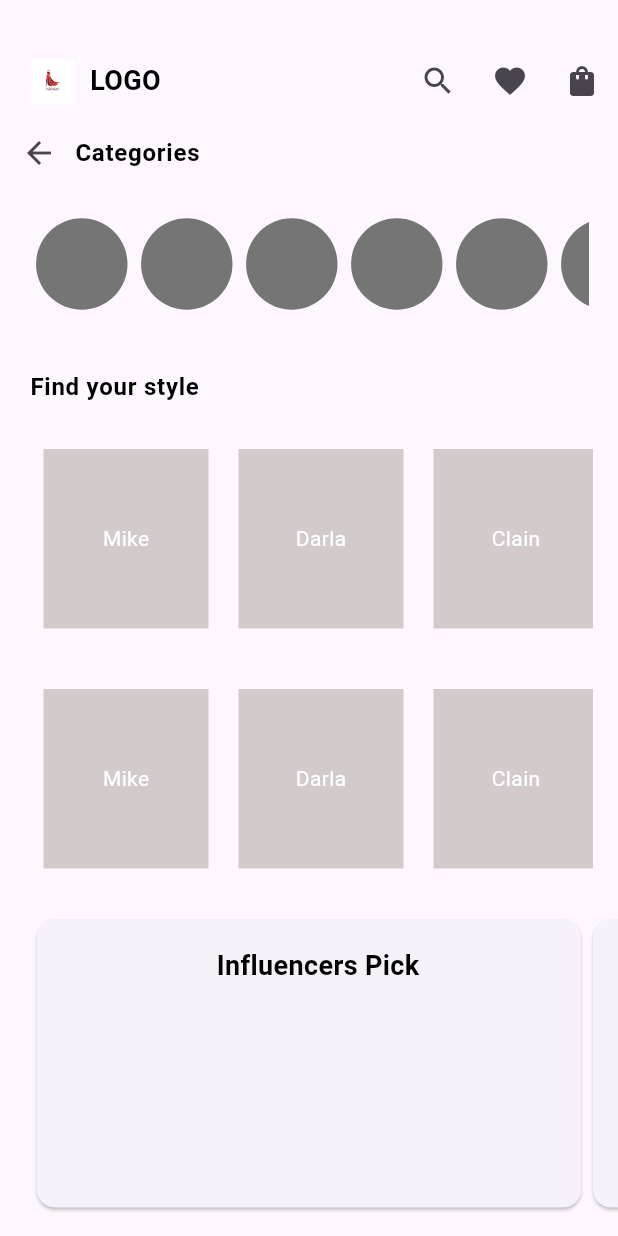
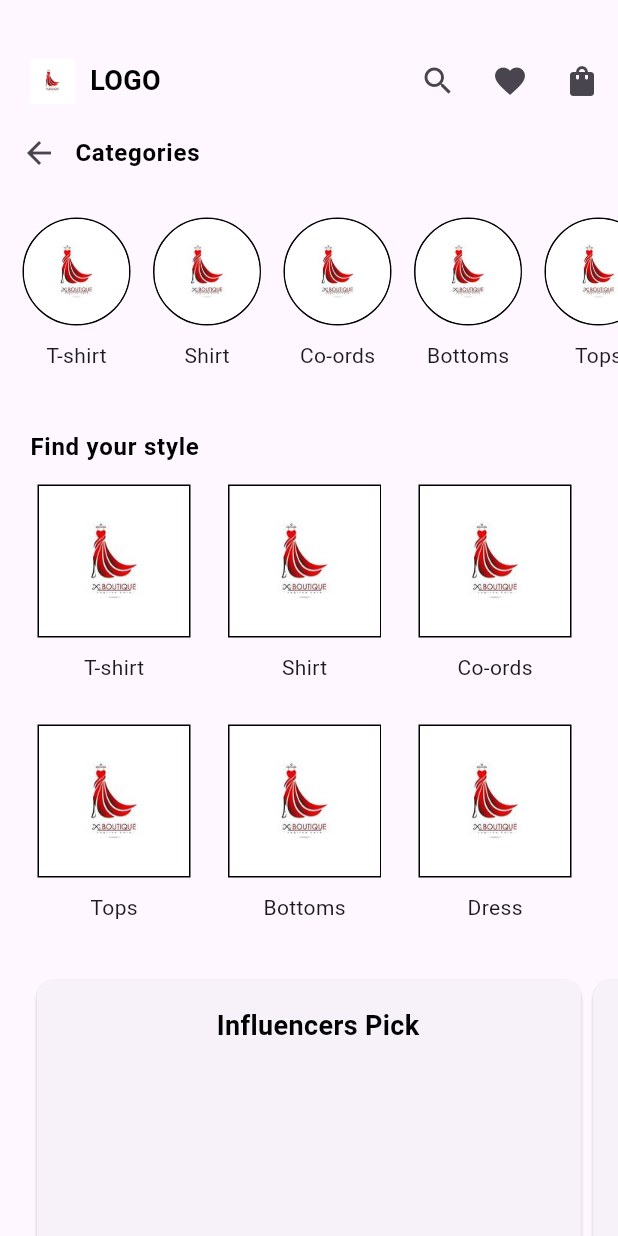
Before and after one commit to snehalshirke/onyx, a Flutter app: the HomeScreen screen opened by its route, on a phone screen of 412 x 824 dp. Run offline on Flutter 3.47's test engine with Material 3 defaults, Android fonts, the phone set to English and light mode, and no system bars; our stand-ins replace another_flushbar, fluttertoast, shared_preferences; accounts and stored records are empty; Roboto replaces fonts that are missing (Barlow-Medium.ttf, IBMPlexSansCondensed-SemiBold.ttf).

Commit message:
listview changes of name and images

```diff
--- a/lib/view/home_screen.dart
+++ b/lib/view/home_screen.dart
@@ -146,26 +146,63 @@ class _HomeScreenState extends State<HomeScreen> {
                 ),
               ),
 
-              // Horizontal Category RecyclerView
-              Container(
-                height: 100,
-                alignment: const Alignment(100, 100), // Adjust height as needed
-                child: Padding(
-                  padding: const EdgeInsets.all(19.52),
-                  child: ListView.builder(
-                    scrollDirection: Axis.horizontal,
-                    itemCount: 7,
-                    itemBuilder: (context, index) {
-                      // Build circular category items here
-                      return CircleAvatar(
-                        radius: 35,
-                        backgroundColor: Colors.grey.shade600,
-                        //child: Text('Category $index'),
-                      );
-                    },
+              const SizedBox(
+                height: 140,
+                child: SingleChildScrollView(
+                  scrollDirection: Axis.horizontal,
+                  child: Row(
+                    mainAxisAlignment: MainAxisAlignment.spaceBetween,
+                    children: [
+                      SizedBox(width: 15),
+                      CircularListView(
+                        imagePath: 'assets/images/logoimg.jpg',
+                        name: 'T-shirt',
+                      ),
+                      SizedBox(width: 15),
+                      CircularListView(
+                        imagePath: 'assets/images/logoimg.jpg',
+                        name: 'Shirt',
+                      ),
+                      SizedBox(width: 15),
+                      CircularListView(
+                        imagePath: 'assets/images/logoimg.jpg',
+                        name: 'Co-ords',
+                      ),
+                      SizedBox(width: 15),
+                      CircularListView(
+                        imagePath: 'assets/images/logoimg.jpg',
+                        name: 'Bottoms',
+                      ),
+                      SizedBox(width: 15),
+                      CircularListView(
+                        imagePath: 'assets/images/logoimg.jpg',
+                        name: 'Tops',
+                      ),
+                    ],
                   ),
                 ),
               ),
+
+              // Horizontal Category RecyclerView
+              // Container(
+              //   height: 100,
+              //   alignment: const Alignment(100, 100), // Adjust height as needed
+              //   child: Padding(
+              //     padding: const EdgeInsets.all(19.52),
+              //     child: ListView.builder(
+              //       scrollDirection: Axis.horizontal,
+              //       itemCount: 7,
+              //       itemBuilder: (context, index) {
+              //         // Build circular category items here
+              //         return CircleAvatar(
+              //           radius: 35,
+              //           backgroundColor: Colors.grey.shade600,
+              //           //child: Text('Category $index'),
+              //         );
+              //       },
+              //     ),
+              //   ),
+              // ),
 
               // Text "Find your style"
               const Padding(
@@ -185,94 +222,102 @@ class _HomeScreenState extends State<HomeScreen> {
               //==========================================================================================//
               //#CONTAINER CLASS 1
               // Two Horizontal RecyclerViews with Categories
-              const SizedBox(height: 0),
-              Padding(
-                padding: const EdgeInsets.fromLTRB(12, 0, 10, 10),
-                child: Container(
-                  height: 150, // Adjust height as needed
-                  margin: const EdgeInsets.symmetric(horizontal: 7),
-                  child: Column(
-                    crossAxisAlignment: CrossAxisAlignment.start,
+
+              const SizedBox(
+                height: 160,
+                child: SingleChildScrollView(
+                  scrollDirection: Axis.horizontal,
+                  child: Row(
                     mainAxisAlignment: MainAxisAlignment.spaceBetween,
                     children: [
-                      const SizedBox(height: 5),
-                      Container(
-                        height: 120,
-                        child: ListView.builder(
-                          scrollDirection: Axis.horizontal,
-                          itemCount: 3,
-                          itemBuilder: (context, index) {
-                            List<String> categoryNames = [
-                              'Mike',
-                              'Darla',
-                              'Clain',
-                              'Eleven',
-                            ];
-                            return Container(
-                              width: 110,
-                              height: 240,
-                              margin:
-                                  const EdgeInsets.symmetric(horizontal: 10),
-                              color: const Color.fromARGB(255, 211, 203, 203),
-                              child: Column(
-                                mainAxisAlignment: MainAxisAlignment.center,
-                                children: [
-                                  Text(
-                                    categoryNames[index],
-                                    style: const TextStyle(color: Colors.white),
-                                  ),
-                                ],
-                              ),
-                            );
-                          },
-                        ),
+                      SizedBox(width: 25),
+                      SquareListView(
+                        imagePath: 'assets/images/logoimg.jpg',
+                        name: 'T-shirt',
+                      ),
+                      SizedBox(width: 25),
+                      SquareListView(
+                        imagePath: 'assets/images/logoimg.jpg',
+                        name: 'Shirt',
+                      ),
+                      SizedBox(width: 25),
+                      SquareListView(
+                        imagePath: 'assets/images/logoimg.jpg',
+                        name: 'Co-ords',
                       ),
                     ],
                   ),
                 ),
               ),
 
-              const SizedBox(height: 0),
-              Padding(
-                padding: const EdgeInsets.fromLTRB(12, 0, 10, 10),
-                child: Container(
-                  height: 150, // Adjust height as needed
-                  margin: const EdgeInsets.symmetric(horizontal: 7),
-                  child: Column(
-                    crossAxisAlignment: CrossAxisAlignment.start,
+              // const SizedBox(height: 0),
+              // Padding(
+              //   padding: const EdgeInsets.fromLTRB(12, 0, 10, 10),
+              //   child: Container(
+              //     height: 150, // Adjust height as needed
+              //     margin: const EdgeInsets.symmetric(horizontal: 7),
+              //     child: Column(
+              //       crossAxisAlignment: CrossAxisAlignment.start,
+              //       mainAxisAlignment: MainAxisAlignment.spaceBetween,
+              //       children: [
+              //         const SizedBox(height: 5),
+              //         Container(
+              //           height: 120,
+              //           child: ListView.builder(
+              //             scrollDirection: Axis.horizontal,
+              //             itemCount: 3,
+              //             itemBuilder: (context, index) {
+              //               List<String> categoryNames = [
+              //                 'Mike',
+              //                 'Darla',
+              //                 'Clain',
+              //                 'Eleven',
+              //               ];
+              //               return Container(
+              //                 width: 110,
+              //                 height: 240,
+              //                 margin:
+              //                     const EdgeInsets.symmetric(horizontal: 10),
+              //                 color: const Color.fromARGB(255, 211, 203, 203),
+              //                 child: Column(
+              //                   mainAxisAlignment: MainAxisAlignment.center,
+              //                   children: [
+              //                     Text(
+              //                       categoryNames[index],
+              //                       style: const TextStyle(color: Colors.white),
+              //                     ),
+              //                   ],
+              //                 ),
+              //               );
+              //             },
+              //           ),
+              //         ),
+              //       ],
+              //     ),
+              //   ),
+              // ),
+
+              const SizedBox(
+                height: 160,
+                child: SingleChildScrollView(
+                  scrollDirection: Axis.horizontal,
+                  child: Row(
                     mainAxisAlignment: MainAxisAlignment.spaceBetween,
                     children: [
-                      const SizedBox(height: 5),
-                      Container(
-                        height: 120,
-                        child: ListView.builder(
-                          scrollDirection: Axis.horizontal,
-                          itemCount: 3,
-                          itemBuilder: (context, index) {
-                            List<String> categoryNames = [
-                              'Mike',
-                              'Darla',
-                              'Clain',
-                              'Eleven',
-                            ];
-                            return Container(
-                              width: 110,
-                              height: 240,
-                              margin:
-                                  const EdgeInsets.symmetric(horizontal: 10),
-                              color: const Color.fromARGB(255, 211, 203, 203),
-                              child: Column(
-                                mainAxisAlignment: MainAxisAlignment.center,
-                                children: [
-                                  Text(
-                                    categoryNames[index],
-                                    style: const TextStyle(color: Colors.white),
-                                  ),
-                                ],
-                              ),
-                            );
-                          },
-                        ),
+                      SizedBox(width: 25),
+                      SquareListView(
+                        imagePath: 'assets/images/logoimg.jpg',
+                        name: 'Tops',
+                      ),
+                      SizedBox(width: 25),
+                      SquareListView(
+                        imagePath: 'assets/images/logoimg.jpg',
+                        name: 'Bottoms',
+                      ),
+                      SizedBox(width: 25),
+                      SquareListView(
+                        imagePath: 'assets/images/logoimg.jpg',
+                        name: 'Dress',
                       ),
                     ],
                   ),
@@ -390,3 +435,79 @@ class _HomeScreenState extends State<HomeScreen> {
     );
   }
 }
+
+class CircularListView extends StatelessWidget {
+  final String imagePath;
+  final String name;
+
+  const CircularListView({
+    Key? key,
+    required this.imagePath,
+    required this.name,
+  }) : super(key: key);
+
+  @override
+  Widget build(BuildContext context) {
+    return Column(
+      mainAxisAlignment: MainAxisAlignment.center,
+      crossAxisAlignment: CrossAxisAlignment.center,
+      children: [
+        Container(
+          decoration: BoxDecoration(
+            shape: BoxShape.circle,
+            border: Border.all(color: Colors.black, width: 1.0), // Black border
+          ),
+          child: SizedBox(
+            height: 70,
+            width: 70,
+            child: ClipOval(
+              child: Image.asset(imagePath),
+            ),
+          ),
+        ),
+        const SizedBox(
+          height: 10,
+        ),
+        Text(name),
+      ],
+    );
+  }
+}
+
+class SquareListView extends StatelessWidget {
+  final String imagePath;
+  final String name;
+
+  const SquareListView({
+    Key? key,
+    required this.imagePath,
+    required this.name,
+  }) : super(key: key);
+
+  @override
+  Widget build(BuildContext context) {
+    return Column(
+      mainAxisAlignment: MainAxisAlignment.center,
+      crossAxisAlignment: CrossAxisAlignment.center,
+      children: [
+        Container(
+          decoration: BoxDecoration(
+            shape: BoxShape.rectangle, // Change to rectangle
+            border: Border.all(color: Colors.black, width: 1.0), // Black border
+          ),
+          child: SizedBox(
+            height: 100,
+            width: 100,
+            child: ClipRect(
+              child: Image.asset(imagePath),
+            ),
+          ),
+        ),
+        const SizedBox(
+          height: 10,
+        ),
+        Text(name),
+      ],
+    );
+  }
+}
```
